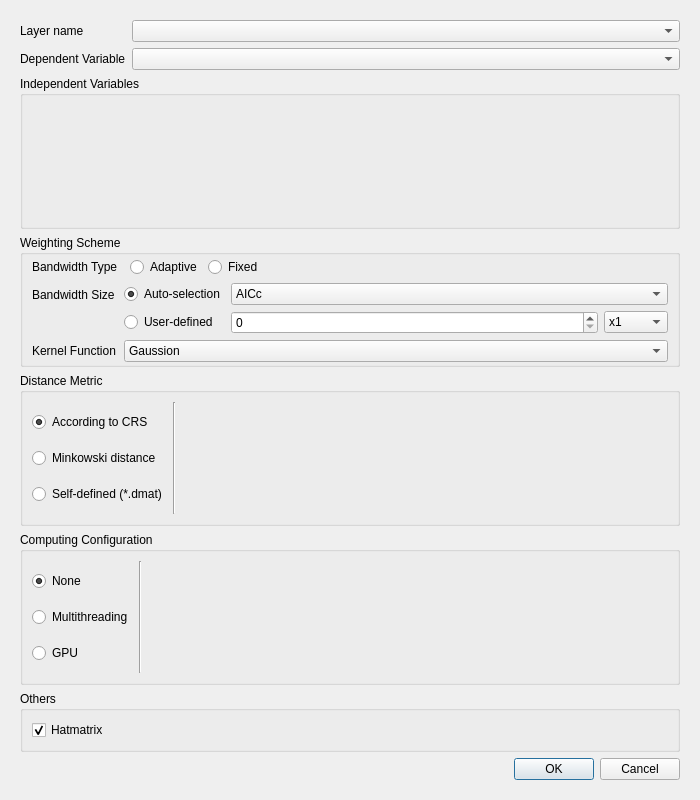
Qt form src/gwmgtdroptionsdialog.ui (GWmodel-Lab/GWmodelS) before a commit.
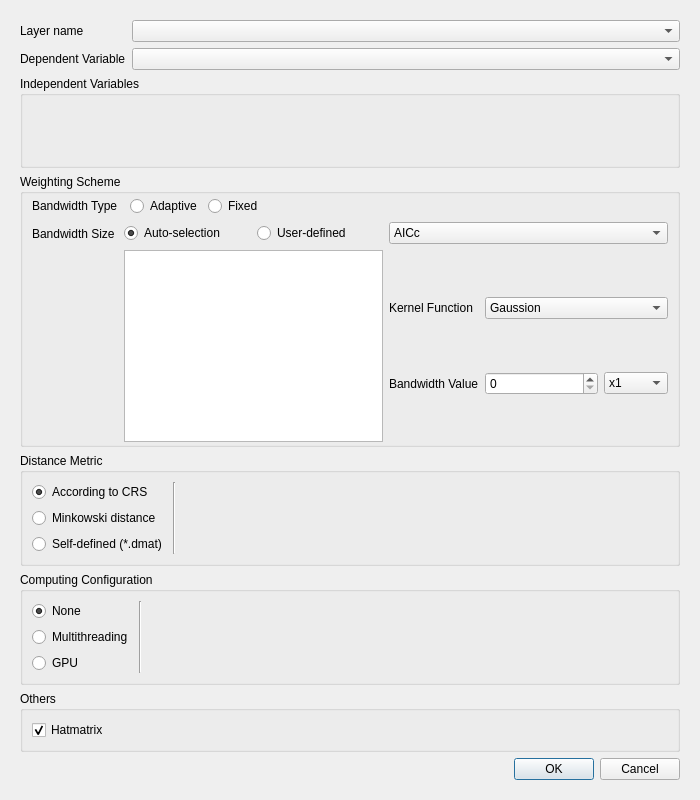
The same form after that commit. Custom widgets are drawn as their Qt base class.

Commit message: edit: multidimensional bandwidth selection

Diff of the .ui file:
```diff
--- a/src/gwmgtdroptionsdialog.ui
+++ b/src/gwmgtdroptionsdialog.ui
@@ -164,14 +164,28 @@
             </property>
            </widget>
           </item>
-          <item row="3" column="0">
+          <item row="1" column="1">
+           <layout class="QGridLayout" name="gridLayout_7">
+            <item row="2" column="0">
+             <widget class="QListView" name="lsvParameterSpecifiedParameterList">
+              <property name="sizePolicy">
+               <sizepolicy hsizetype="Expanding" vsizetype="Expanding">
+                <horstretch>0</horstretch>
+                <verstretch>0</verstretch>
+               </sizepolicy>
+              </property>
+             </widget>
+            </item>
+            <item row="2" column="1">
+             <layout class="QGridLayout" name="gridLayout_4">
+              <item row="0" column="0">
            <widget class="QLabel" name="label_13">
             <property name="text">
              <string>Kernel Function</string>
             </property>
            </widget>
           </item>
-          <item row="3" column="1">
+              <item row="0" column="1">
            <widget class="QComboBox" name="mBwKernelFunctionCombo">
             <item>
              <property name="text">
@@ -200,41 +214,21 @@
             </item>
            </widget>
           </item>
+              <item row="1" column="0">
+               <widget class="QLabel" name="label_7">
+                <property name="text">
+                 <string>Bandwidth Value</string>
+                </property>
+               </widget>
+              </item>
           <item row="1" column="1">
-           <layout class="QGridLayout" name="gridLayout_7">
-            <item row="0" column="0">
-             <widget class="QRadioButton" name="mBwSizeAutomaticRadio">
-              <property name="text">
-               <string>Auto-selection</string>
-              </property>
-              <property name="checked">
-               <bool>true</bool>
-              </property>
-             </widget>
-            </item>
-            <item row="0" column="1">
-             <widget class="QComboBox" name="mBwSizeAutomaticApprochCombo">
-              <item>
-               <property name="text">
-                <string>AICc</string>
-               </property>
-              </item>
-              <item>
-               <property name="text">
-                <string>CV</string>
-               </property>
-              </item>
-             </widget>
-            </item>
-            <item row="2" column="0">
-             <widget class="QRadioButton" name="mBwSizeCustomizeRadio">
-              <property name="text">
-               <string>User-defined</string>
-              </property>
-             </widget>
-            </item>
-            <item row="2" column="1">
              <widget class="QStackedWidget" name="mBwSizeSettingStack">
+                <property name="sizePolicy">
+                 <sizepolicy hsizetype="Preferred" vsizetype="Fixed">
+                  <horstretch>0</horstretch>
+                  <verstretch>0</verstretch>
+                 </sizepolicy>
+                </property>
               <property name="currentIndex">
                <number>0</number>
               </property>
@@ -339,6 +333,43 @@
                 </item>
                </layout>
               </widget>
+               </widget>
+              </item>
+             </layout>
+            </item>
+            <item row="0" column="0">
+             <layout class="QHBoxLayout" name="horizontalLayout_7">
+              <item>
+               <widget class="QRadioButton" name="mBwSizeAutomaticRadio">
+                <property name="text">
+                 <string>Auto-selection</string>
+                </property>
+                <property name="checked">
+                 <bool>true</bool>
+                </property>
+               </widget>
+              </item>
+              <item>
+               <widget class="QRadioButton" name="mBwSizeCustomizeRadio">
+                <property name="text">
+                 <string>User-defined</string>
+                </property>
+               </widget>
+              </item>
+             </layout>
+            </item>
+            <item row="0" column="1">
+             <widget class="QComboBox" name="mBwSizeAutomaticApprochCombo">
+              <item>
+               <property name="text">
+                <string>AICc</string>
+               </property>
+              </item>
+              <item>
+               <property name="text">
+                <string>CV</string>
+               </property>
+              </item>
              </widget>
             </item>
            </layout>
```
Lines whose indentation alone changed are shown as unchanged. The commit also changes 12 other files.
